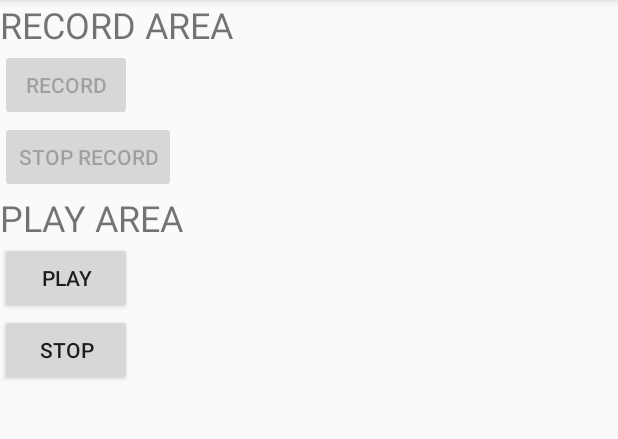
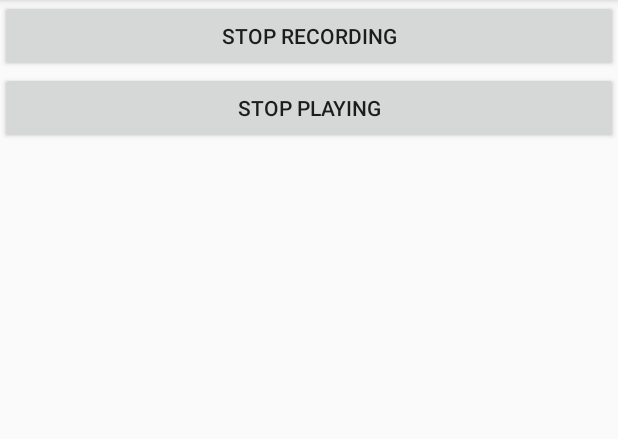
Before and after one commit to dayeondev/RabbitRecorder, an Android app: the screen it shows after launch (MainActivity), after a tap on "PLAY", on a phone screen of 412 x 824 dp, the part 84-523 px from its top. Run offline under Robolectric (Android 15) with nearby library versions, the phone set to English and light mode, and no system bars; 3 other taps on this screen came first.

Commit message:
Record Example

```diff
--- a/app/src/main/java/com/cucumko/rabbitrecorder/MainActivity.java
+++ b/app/src/main/java/com/cucumko/rabbitrecorder/MainActivity.java
@@ -6,174 +6,149 @@ import androidx.core.app.ActivityCompat;
 import androidx.core.content.ContextCompat;
 
 import android.Manifest;
+import android.content.Intent;
 import android.content.pm.PackageManager;
 import android.media.MediaPlayer;
 import android.media.MediaRecorder;
 import android.os.Bundle;
 import android.os.Environment;
+import android.util.Log;
 import android.view.View;
 import android.widget.Button;
 import android.widget.Toast;
 
-import java.io.IOException;
-import java.util.UUID;
 
 public class MainActivity extends AppCompatActivity {
 
-    Button btnRecord;
-    Button btnStopRecord;
-    Button btnPlay;
-    Button btnStop;
 
-    String pathSave = "";
+    private final static String TAG = "MainActivity";
+
     MediaRecorder mediaRecorder;
     MediaPlayer mediaPlayer;
+    String mediaPath;
 
-    final int REQUEST_PERMISSION_CODE = 1000;
+    boolean isRecording = false;
+    boolean isPlaying = false;
 
+    Button buttonRecord;
+    Button buttonPlay;
 
     @Override
     protected void onCreate(Bundle savedInstanceState) {
         super.onCreate(savedInstanceState);
         setContentView(R.layout.activity_main);
 
-        if(!checkPermissionFromDevice())
-            requestPermissions();
 
 
-        btnPlay = (Button)findViewById(R.id.btnPlay);
-        btnRecord = (Button)findViewById(R.id.btnStartRecord);
-        btnStop = (Button)findViewById(R.id.btnStop);
-        btnStopRecord = (Button)findViewById(R.id.btnStopRecord);
+        mediaRecorder = new MediaRecorder();
+        mediaPlayer = new MediaPlayer();
+
+        buttonRecord = (Button) findViewById(R.id.button_record);
+        buttonPlay = (Button) findViewById(R.id.button_play);
 
 
 
+        permissionCheck();
 
-        btnRecord.setOnClickListener(new View.OnClickListener() {
-            @Override
-            public void onClick(View v) {
 
-                if(checkPermissionFromDevice()) {
+    }
+
+    // Recorder Set
+    void initAudioRecorder(){
+        mediaRecorder.reset();
+        mediaRecorder.setAudioSource(MediaRecorder.AudioSource.MIC);
+        mediaRecorder.setOutputFormat(MediaRecorder.OutputFormat.AAC_ADTS);
+        mediaRecorder.setAudioEncoder(MediaRecorder.AudioEncoder.AAC);
+
+        mediaPath = getExternalFilesDir(Environment.DIRECTORY_DOWNLOADS).getAbsolutePath() + "/record.aac";
+        Toast.makeText(this, mediaPath, Toast.LENGTH_SHORT).show();
+        Log.d(TAG, "file path is " + mediaPath);
+        mediaRecorder.setOutputFile(mediaPath);
+        try{
+            mediaRecorder.prepare();
+        } catch (Exception e){
+            e.printStackTrace();
+        }
+    }
 
 
 
-                    pathSave = Environment.getExternalStorageDirectory()
-                            .getAbsolutePath()+"/RabbitRecorder/"
-                            + UUID.randomUUID().toString()+"_audio_record.3gp";
-                    Toast.makeText(MainActivity.this, pathSave, Toast.LENGTH_SHORT).show();
-                    setupMediaRecorder();
-                    try{
-                        mediaRecorder.prepare();
+    public void onButtonRecordClicked(View view) {
+        if(!isRecording){
+            initAudioRecorder();
             mediaRecorder.start();
-                    } catch (IOException e) {
-                        e.printStackTrace();
-                    }
 
-                    btnPlay.setEnabled(false);
-                    btnStop.setEnabled(false);
+            isRecording = true;
+            buttonRecord.setText("Stop Recording");
+        } else{
+            mediaRecorder.stop();
 
-                    Toast.makeText(MainActivity.this, "Recording...", Toast.LENGTH_SHORT).show();
-                }
-                else{
-                    requestPermissions();
+            isRecording = false;
+            buttonRecord.setText("Start Recording");
         }
 
     }
-        });
 
-        btnStopRecord.setOnClickListener(new View.OnClickListener() {
-            @Override
-            public void onClick(View v) {
-                mediaRecorder.stop();
-                btnStopRecord.setEnabled(false);
-                btnPlay.setEnabled(true);
-                btnRecord.setEnabled(true);
-                btnStop.setEnabled(false);
-                Toast.makeText(MainActivity.this, "Stop Recording...", Toast.LENGTH_SHORT).show();
-            }
-        });
-
-        btnPlay.setOnClickListener(new View.OnClickListener() {
-            @Override
-            public void onClick(View v) {
-                btnStop.setEnabled(true);
-                btnStopRecord.setEnabled(false);
-                btnRecord.setEnabled(false);
-
-                mediaPlayer = new MediaPlayer();
+    public void onButtonPlayClicked(View view) {
+        if(!isPlaying){
             try{
-                    mediaPlayer.setDataSource(pathSave);
+                mediaPlayer.setDataSource(mediaPath);
                 mediaPlayer.prepare();
-
-                } catch (IOException e){
+            }catch(Exception e){
                 e.printStackTrace();
             }
+            mediaPlayer.start();
 
-                mediaPlayer.start();
-                Toast.makeText(MainActivity.this, "Playing...", Toast.LENGTH_SHORT).show();
+            isPlaying = true;
+            buttonPlay.setText("Stop Playing");
+        }
+        else{
+            mediaPlayer.stop();
+
+            isPlaying = false;
+            buttonPlay.setText("Start Playing");
+        }
+    }
+
+    public void permissionCheck(){
+
+        int recordPermissionCheck =
+                ContextCompat.checkSelfPermission(this, Manifest.permission.RECORD_AUDIO);
+        int storagePermissionCheck =
+                ContextCompat.checkSelfPermission(this, Manifest.permission.READ_EXTERNAL_STORAGE);
+
+
+        if(recordPermissionCheck == PackageManager.PERMISSION_DENIED){
+            ActivityCompat.requestPermissions(MainActivity.this, new String[]{Manifest.permission.RECORD_AUDIO}, 0);
 
         }
-        });
+        else if(storagePermissionCheck == PackageManager.PERMISSION_DENIED){
+            ActivityCompat.requestPermissions(MainActivity.this, new String[]{Manifest.permission.READ_EXTERNAL_STORAGE}, 0);
+        }
+        else{
 
-        btnStopRecord.setOnClickListener(new View.OnClickListener() {
-            @Override
-            public void onClick(View v) {
-                btnStopRecord.setEnabled(false);
-                btnRecord.setEnabled(true);
-                btnStop.setEnabled(false);
-                btnPlay.setEnabled(true);
-
-
-                if(mediaPlayer != null){
-                    mediaPlayer.stop();
-                    mediaPlayer.release();
-                    setupMediaRecorder();
         }
-                Toast.makeText(MainActivity.this, "Stopping...", Toast.LENGTH_SHORT).show();
-            }
-        });
-
-
-
-
 
 
 
     }
+    @Override
+    public void onRequestPermissionsResult(int requestCode, @NonNull String[] permissions, @NonNull int[] grantResults) {
 
-    private void setupMediaRecorder() {
-        mediaRecorder = new MediaRecorder();
-        mediaRecorder.setAudioSource(MediaRecorder.AudioSource.MIC);
-        mediaRecorder.setOutputFormat(MediaRecorder.OutputFormat.THREE_GPP);
-        mediaRecorder.setAudioEncoder(MediaRecorder.OutputFormat.AMR_NB);
-        mediaRecorder.setOutputFile(pathSave);
+        if(requestCode == 0){
+
+            if(grantResults[0] == 0){
+
+                Toast.makeText(this, "레코드 권한 승인됨", Toast.LENGTH_SHORT).show();
+
+            }else{
+
+                Toast.makeText(this, "레코드 권한 거절", Toast.LENGTH_SHORT).show();
+
             }
 
-    private void requestPermissions() {
-        ActivityCompat.requestPermissions(this, new String[]{
-                Manifest.permission.WRITE_EXTERNAL_STORAGE,
-                Manifest.permission.RECORD_AUDIO
-        }, REQUEST_PERMISSION_CODE);
         }
 
-    @Override
-    public void onRequestPermissionsResult(int requestCode, @NonNull String[] permissions, @NonNull int[] grantResults) {
-        switch (requestCode)
-        {
-            case REQUEST_PERMISSION_CODE: {
-                if (grantResults.length > 0 && grantResults[0] == PackageManager.PERMISSION_GRANTED)
-                    Toast.makeText(this, "Permission Granted", Toast.LENGTH_SHORT).show();
-                else
-                    Toast.makeText(this, "Permission Denied", Toast.LENGTH_SHORT).show();
-            }
-            break;
-        }
     }
 
-    private boolean checkPermissionFromDevice() {
-        int write_external_storage_result = ContextCompat.checkSelfPermission(this, Manifest.permission.WRITE_EXTERNAL_STORAGE);
-        int record_audio_result = ContextCompat.checkSelfPermission(this, Manifest.permission.RECORD_AUDIO);
-        return write_external_storage_result == PackageManager.PERMISSION_GRANTED &&
-                record_audio_result == PackageManager.PERMISSION_GRANTED;
 }
-}
--- a/app/src/main/res/layout/activity_main.xml
+++ b/app/src/main/res/layout/activity_main.xml
@@ -8,54 +8,24 @@
     tools:context=".MainActivity">
 
 
-    <TextView
-        android:text="RECORD AREA"
-        android:textSize="24sp"
-        android:layout_width="wrap_content"
+    <Button
+        android:id="@+id/button_record"
+        android:layout_width="match_parent"
         android:layout_height="wrap_content"
+        android:text="Record"
+        android:onClick="onButtonRecordClicked"
         />
 
-
     <Button
-        android:id="@+id/btnStartRecord"
-        android:text="RECORD"
-        android:layout_width="wrap_content"
+        android:id="@+id/button_play"
+        android:layout_width="match_parent"
         android:layout_height="wrap_content"
-        />
-
-
-    <Button
-        android:id="@+id/btnStopRecord"
-        android:text="STOP RECORD"
-        android:layout_width="wrap_content"
-        android:layout_height="wrap_content"
-        />
-
-
-    <TextView
-        android:text="PLAY AREA"
-        android:textSize="24sp"
-        android:layout_width="wrap_content"
-        android:layout_height="wrap_content"
-        />
-
-
-    <Button
-        android:id="@+id/btnPlay"
-        android:text="PLAY"
-        android:layout_width="wrap_content"
-        android:layout_height="wrap_content"
-        />
-
-
-    <Button
-        android:id="@+id/btnStop"
-        android:text="STOP"
-        android:layout_width="wrap_content"
-        android:layout_height="wrap_content"
+        android:text="Play"
+        android:onClick="onButtonPlayClicked"
         />
 
 
 
 
+
 </LinearLayout>
```
Lines whose indentation alone changed are shown as unchanged.
